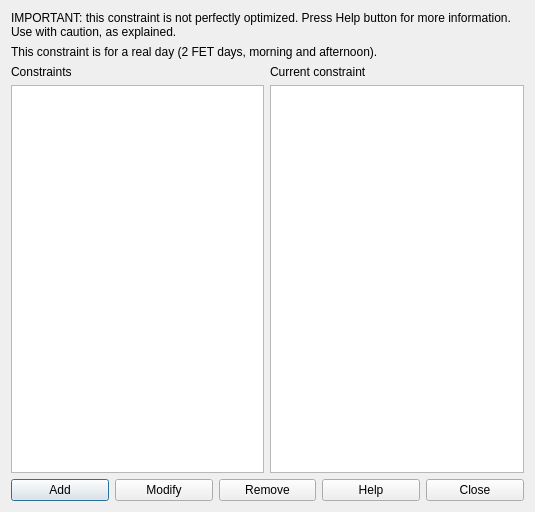
Qt form fet/src/interface/constraintstudentsmaxgapsperrealdayform_template.ui (vonmecheln/fet) before a commit.
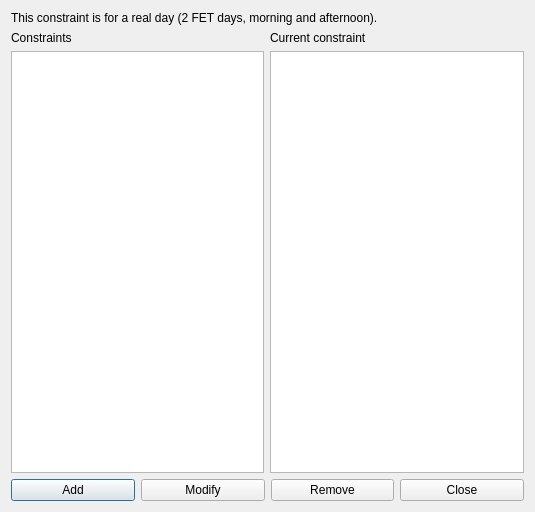
The same form after that commit.

The edit to the form file:
```diff
--- a/fet/src/interface/constraintstudentsmaxgapsperrealdayform_template.ui
+++ b/fet/src/interface/constraintstudentsmaxgapsperrealdayform_template.ui
@@ -14,39 +14,7 @@
    <string extracomment="This is the title of the dialog to see the list of all constraints of this type">Constraints students max gaps per real day</string>
   </property>
   <layout class="QGridLayout" name="gridLayout">
-   <item row="0" column="0" colspan="2">
-    <widget class="QLabel" name="label">
-     <property name="sizePolicy">
-      <sizepolicy hsizetype="Minimum" vsizetype="Minimum">
-       <horstretch>0</horstretch>
-       <verstretch>0</verstretch>
-      </sizepolicy>
-     </property>
-     <property name="text">
-      <string>IMPORTANT: this constraint is not perfectly optimized. Press Help button for more information. Use with caution, as explained.</string>
-     </property>
-     <property name="wordWrap">
-      <bool>true</bool>
-     </property>
-    </widget>
-   </item>
-   <item row="1" column="0" colspan="2">
-    <widget class="QLabel" name="label_2">
-     <property name="sizePolicy">
-      <sizepolicy hsizetype="Minimum" vsizetype="Minimum">
-       <horstretch>0</horstretch>
-       <verstretch>0</verstretch>
-      </sizepolicy>
-     </property>
-     <property name="text">
-      <string>This constraint is for a real day (2 FET days, morning and afternoon).</string>
-     </property>
-     <property name="wordWrap">
-      <bool>true</bool>
-     </property>
-    </widget>
-   </item>
-   <item row="2" column="0">
+   <item row="1" column="0">
     <layout class="QVBoxLayout" name="verticalLayout">
      <item>
       <widget class="QLabel" name="constraintsTextLabel">
@@ -69,7 +37,7 @@
      </item>
     </layout>
    </item>
-   <item row="2" column="1">
+   <item row="1" column="1">
     <layout class="QVBoxLayout" name="verticalLayout_2">
      <item>
       <widget class="QLabel" name="currentConstraintTextLabel">
@@ -86,7 +54,23 @@
      </item>
     </layout>
    </item>
-   <item row="3" column="0" colspan="2">
+   <item row="0" column="0" colspan="2">
+    <widget class="QLabel" name="label_2">
+     <property name="sizePolicy">
+      <sizepolicy hsizetype="Minimum" vsizetype="Minimum">
+       <horstretch>0</horstretch>
+       <verstretch>0</verstretch>
+      </sizepolicy>
+     </property>
+     <property name="text">
+      <string>This constraint is for a real day (2 FET days, morning and afternoon).</string>
+     </property>
+     <property name="wordWrap">
+      <bool>true</bool>
+     </property>
+    </widget>
+   </item>
+   <item row="2" column="0" colspan="2">
     <layout class="QHBoxLayout" name="horizontalLayout">
      <item>
       <widget class="QPushButton" name="addConstraintPushButton">
@@ -109,13 +93,6 @@
        </property>
       </widget>
      </item>
-     <item>
-      <widget class="QPushButton" name="helpPushButton">
-       <property name="text">
-        <string>Help</string>
-       </property>
-      </widget>
-     </item>
      <item>
       <widget class="QPushButton" name="closePushButton">
        <property name="text">
```
